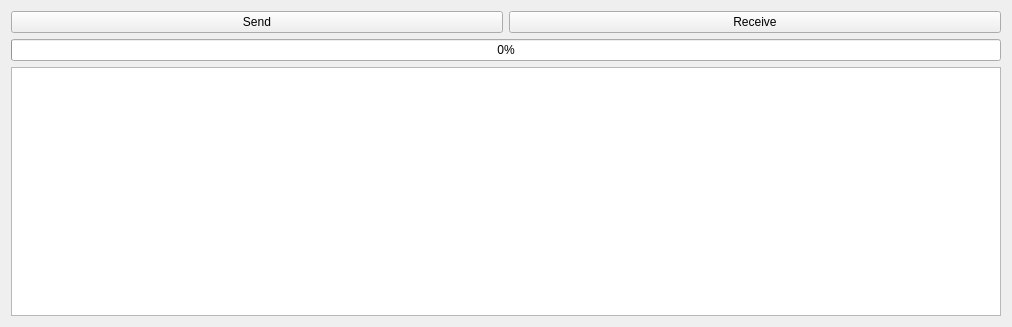
The window that Widget.ui (JoseTomasTocino/ClipboardFileTransfer) describes before a commit, drawn with Qt 5.
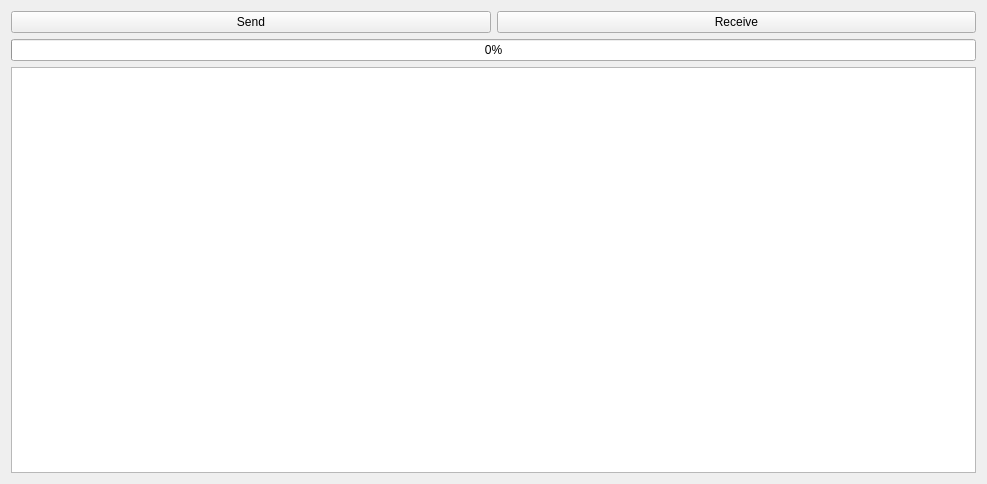
The same window after the commit.

Commit message: Fill README file

The edit to the form file:
```diff
--- a/Widget.ui
+++ b/Widget.ui
@@ -6,8 +6,8 @@
    <rect>
     <x>0</x>
     <y>0</y>
-    <width>1012</width>
-    <height>327</height>
+    <width>987</width>
+    <height>484</height>
    </rect>
   </property>
   <property name="windowTitle">
```
Left out of the diff: 2 changed lines with no effect on the pictures. The commit also changes 1 other file.
